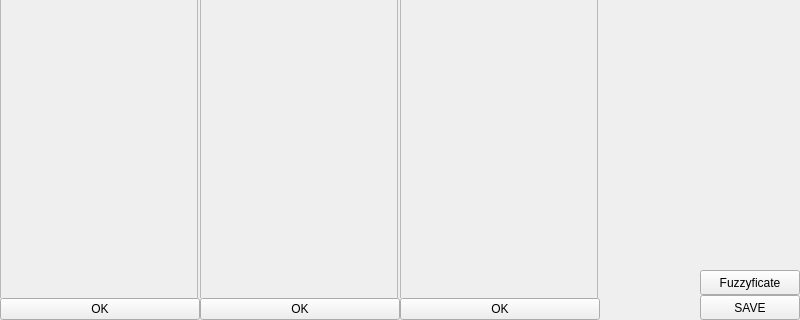
Above: gui/anotherWindowFinal.ui from PavolHradsky/PIS-bonus before the change; both pictures show x 0 to 800 and y 280 to 600 of the 800 by 600 pixel window. Below: the same form after it.
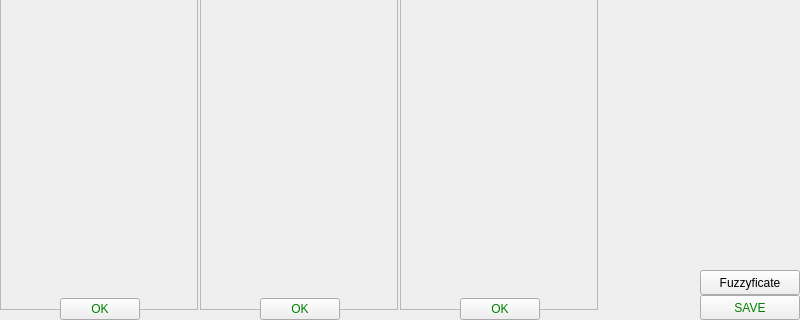
That is the form after the change.

```diff
--- a/gui/anotherWindowFinal.ui
+++ b/gui/anotherWindowFinal.ui
@@ -176,10 +176,19 @@
                  </widget>
                 </widget>
                </item>
-               <item>
+               <item alignment="Qt::AlignHCenter">
                 <widget class="QPushButton" name="OK1">
                  <property name="autoFillBackground">
-                  <bool>true</bool>
+                  <bool>false</bool>
+                 </property>
+                 <property name="styleSheet">
+                  <string notr="true">QPushButton:hover
+{
+   background-color:white;
+}
+QPushButton:enabled {
+                    color: green;
+}</string>
                  </property>
                  <property name="text">
                   <string>OK</string>
@@ -292,10 +301,19 @@
                  </widget>
                 </widget>
                </item>
-               <item>
+               <item alignment="Qt::AlignHCenter">
                 <widget class="QPushButton" name="OK2">
                  <property name="autoFillBackground">
-                  <bool>true</bool>
+                  <bool>false</bool>
+                 </property>
+                 <property name="styleSheet">
+                  <string notr="true">QPushButton:hover
+{
+   background-color:white;
+}
+QPushButton:enabled {
+                    color: green;
+}</string>
                  </property>
                  <property name="text">
                   <string>OK</string>
@@ -405,10 +423,19 @@
                  </widget>
                 </widget>
                </item>
-               <item>
+               <item alignment="Qt::AlignHCenter">
                 <widget class="QPushButton" name="OK3">
                  <property name="autoFillBackground">
-                  <bool>true</bool>
+                  <bool>false</bool>
+                 </property>
+                 <property name="styleSheet">
+                  <string notr="true">QPushButton:hover
+{
+   background-color:white;
+}
+QPushButton:enabled {
+                    color: green;
+}</string>
                  </property>
                  <property name="text">
                   <string>OK</string>
@@ -495,7 +522,16 @@
                  </size>
                 </property>
                 <property name="autoFillBackground">
-                 <bool>true</bool>
+                 <bool>false</bool>
+                </property>
+                <property name="styleSheet">
+                 <string notr="true">QPushButton:hover
+{
+   background-color:white;
+}
+QPushButton:enabled {
+                    color: green;
+}</string>
                 </property>
                 <property name="text">
                  <string>SAVE</string>
```
Left out of the diff: 8 changed lines with no effect on the pictures.
